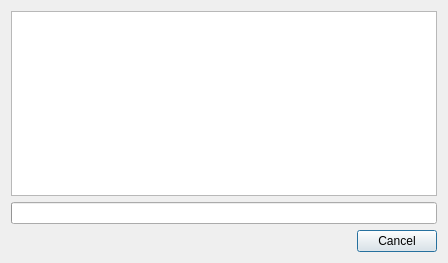
Old version of the form forms_unix/judgingdialog.ui in the repository Dust1404/Project_LemonPlus.
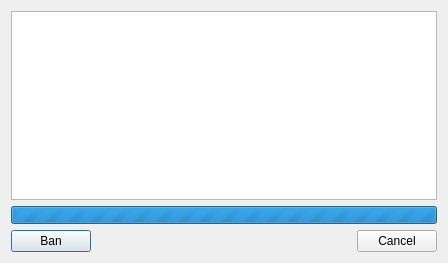
New version of the form.

The edit to the form file:
```diff
--- a/forms_unix/judgingdialog.ui
+++ b/forms_unix/judgingdialog.ui
@@ -24,17 +24,73 @@
   </property>
   <layout class="QVBoxLayout" name="verticalLayout">
    <item>
-    <widget class="QTextBrowser" name="logViewer"/>
-   </item>
-   <item>
-    <widget class="QProgressBar" name="progressBar">
-     <property name="textVisible">
-      <bool>false</bool>
-     </property>
-    </widget>
+    <layout class="QHBoxLayout" name="horizontalLayout_2">
+     <item>
+      <widget class="QTextBrowser" name="logViewer"/>
+     </item>
+    </layout>
    </item>
    <item>
     <layout class="QHBoxLayout" name="horizontalLayout">
+     <item>
+      <widget class="QProgressBar" name="progressBar">
+       <property name="maximumSize">
+        <size>
+         <width>16777215</width>
+         <height>18</height>
+        </size>
+       </property>
+       <property name="font">
+        <font>
+         <family>Sans Serif</family>
+         <weight>75</weight>
+         <bold>true</bold>
+         <kerning>true</kerning>
+        </font>
+       </property>
+       <property name="layoutDirection">
+        <enum>Qt::LeftToRight</enum>
+       </property>
+       <property name="maximum">
+        <number>0</number>
+       </property>
+       <property name="value">
+        <number>0</number>
+       </property>
+       <property name="alignment">
+        <set>Qt::AlignLeading|Qt::AlignLeft|Qt::AlignVCenter</set>
+       </property>
+       <property name="textVisible">
+        <bool>true</bool>
+       </property>
+       <property name="orientation">
+        <enum>Qt::Horizontal</enum>
+       </property>
+       <property name="invertedAppearance">
+        <bool>false</bool>
+       </property>
+       <property name="textDirection">
+        <enum>QProgressBar::TopToBottom</enum>
+       </property>
+       <property name="format">
+        <string>%v / %m ms (%p%)</string>
+       </property>
+      </widget>
+     </item>
+    </layout>
+   </item>
+   <item>
+    <layout class="QHBoxLayout" name="horizontalLayout_6">
+     <item>
+      <widget class="QPushButton" name="banButton">
+       <property name="text">
+        <string>Ban</string>
+       </property>
+       <property name="flat">
+        <bool>false</bool>
+       </property>
+      </widget>
+     </item>
      <item>
       <spacer name="horizontalSpacer">
        <property name="orientation">
```
